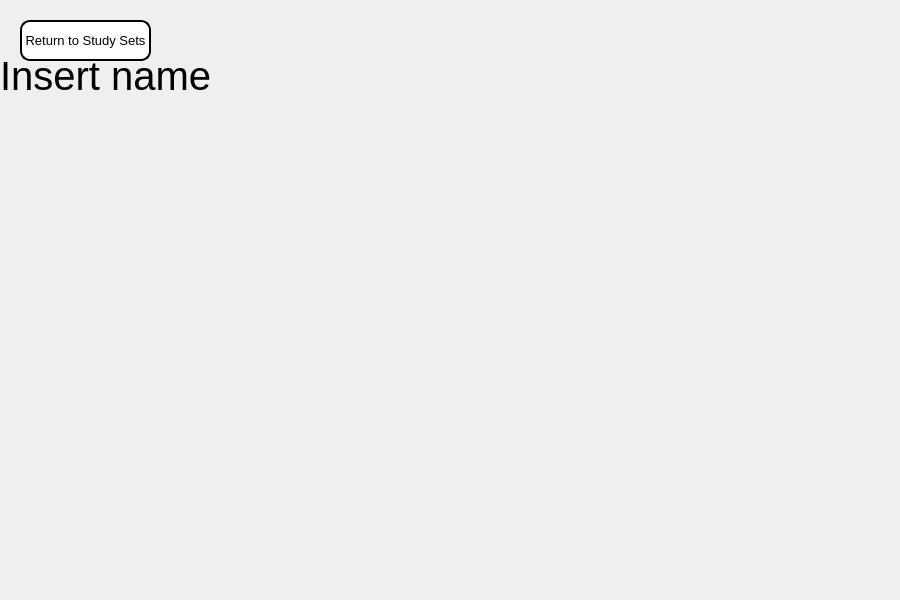
Before: the Qt Designer form ui/study.ui in PierceLD/Capstone-1-Group-9-Project, drawn with Qt 5.
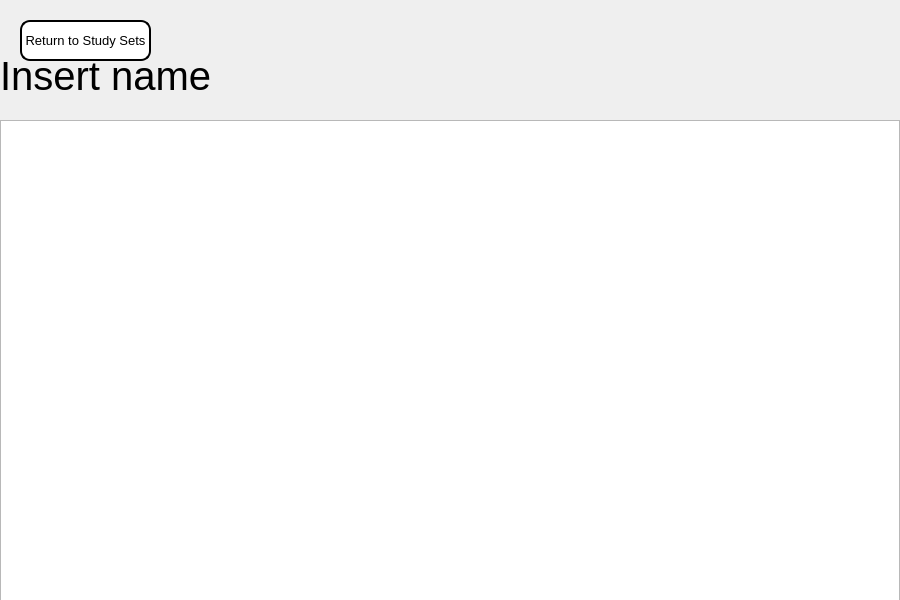
After: the same form once the commit is applied.

Commit message: Displays questions and answers in the selected study set

Patch:
```diff
--- a/ui/study.ui
+++ b/ui/study.ui
@@ -73,6 +73,21 @@
     <string>Insert name</string>
    </property>
   </widget>
+  <widget class="QTextBrowser" name="questionAnswer">
+   <property name="geometry">
+    <rect>
+     <x>0</x>
+     <y>120</y>
+     <width>900</width>
+     <height>481</height>
+    </rect>
+   </property>
+   <property name="font">
+    <font>
+     <pointsize>14</pointsize>
+    </font>
+   </property>
+  </widget>
  </widget>
  <resources/>
  <connections/>
```
The commit also changes 3 other files.
